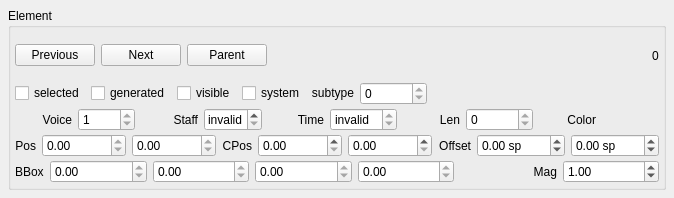
The window that mscore/mscore/element.ui (musescore/musescore-old) describes before a commit, drawn with Qt 5.
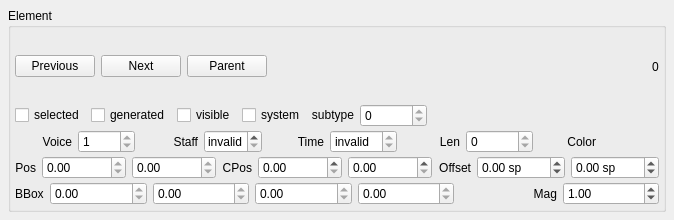
The same window after the commit. Custom widgets are drawn as their Qt base class.

What changed in the file:
```diff
--- a/mscore/mscore/element.ui
+++ b/mscore/mscore/element.ui
@@ -6,7 +6,7 @@
     <x>0</x>
     <y>0</y>
     <width>645</width>
-    <height>198</height>
+    <height>220</height>
    </rect>
   </property>
   <property name="windowTitle" >
```
Left out of the diff: 115 changed lines with no effect on the pictures.
